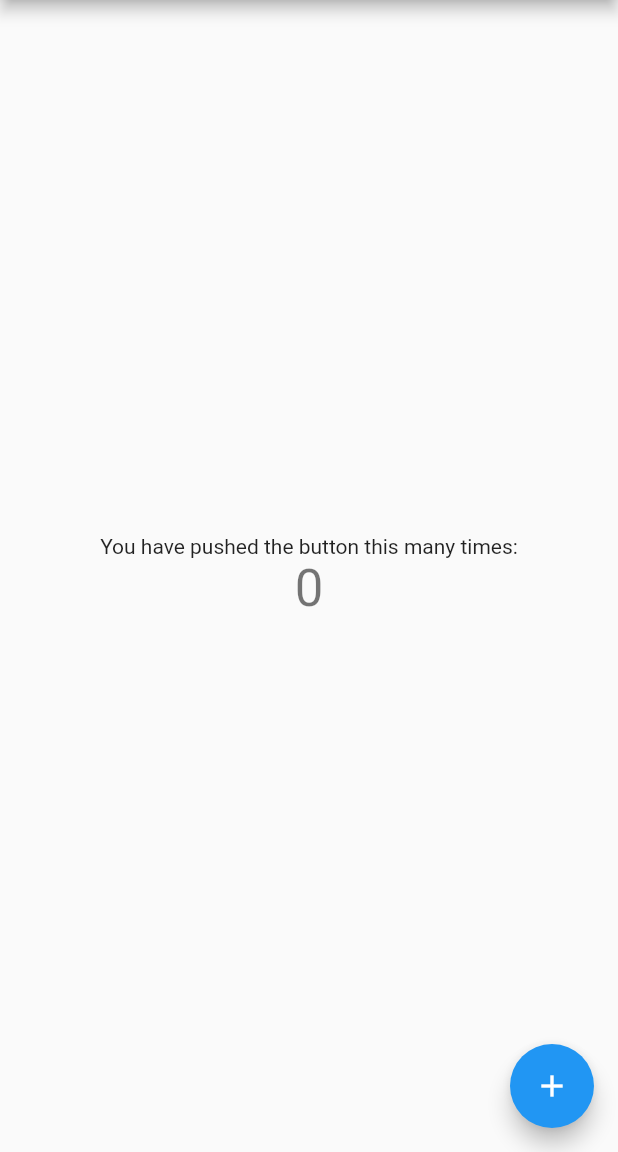
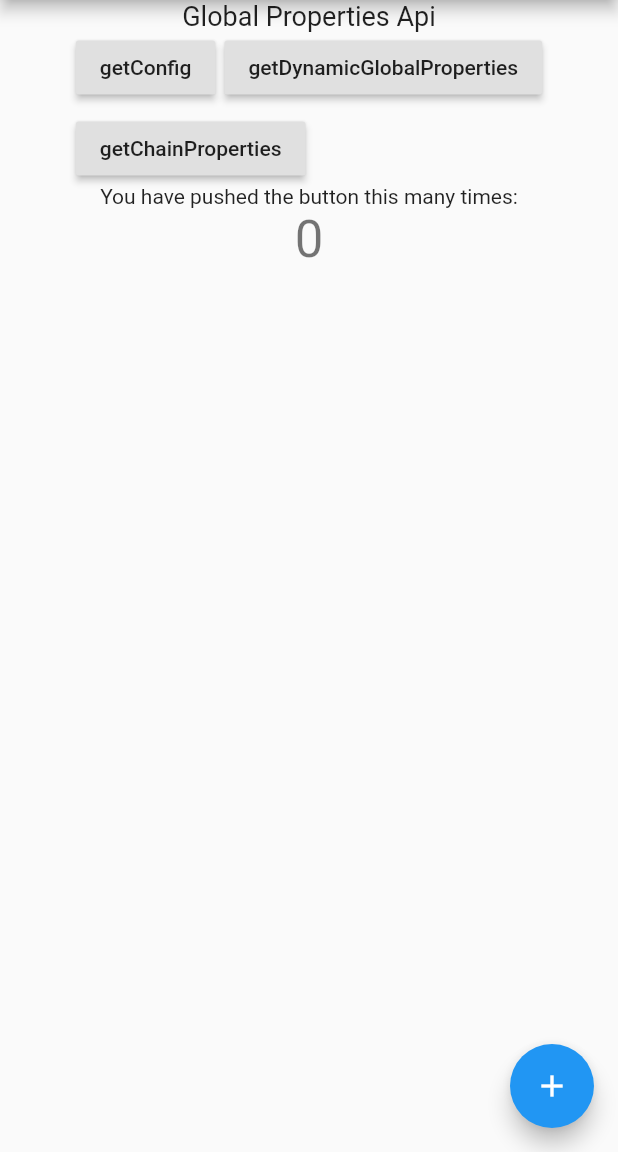
Before and after one commit to dapplr/flutter_hive, a Flutter app: the screen it shows after launch, on a phone screen of 412 x 824 dp, the part 84-1236 px from its top. Run offline on Flutter 3.47's test engine with Material 2 defaults, Android fonts, the phone set to English and light mode, and no system bars; our stand-ins replace dio; network calls fail.

Commit message:
GlobalProperties api examples added.

```diff
--- a/example/lib/Dummy.dart
+++ b/example/lib/Dummy.dart
@@ -1,6 +1,6 @@
+import 'package:example/main.dart';
 import 'package:flutter/material.dart';
 import 'package:flutter_hive/api/api.dart';
-import 'package:flutter_hive/flutter_hive.dart';
 
 class Dummy extends StatefulWidget {
   @override
@@ -8,8 +8,6 @@ class Dummy extends StatefulWidget {
 }
 
 class _DummyState extends State<Dummy> {
-  Hive hive = Hive();
-
   dynamic fetchAccounts() async {
     var res = await hive.api.getAccounts(users: ["funnyman"]);
     if (res["status"] == "ok") {
--- /dev/null
+++ b/example/lib/GlobalProperties.dart
@@ -0,0 +1,78 @@
+import 'package:example/main.dart';
+import 'package:flutter/material.dart';
+import 'package:flutter_hive/api/api.dart';
+
+class GlobalProperties extends StatefulWidget {
+  @override
+  _GlobalPropertiesState createState() => _GlobalPropertiesState();
+}
+
+class _GlobalPropertiesState extends State<GlobalProperties> {
+  dynamic getConfig() async {
+    var res = await hive.api.getConfig();
+    print(res);
+    if (res["status"] == "ok") {
+      return res["data"];
+    }
+    return null;
+  }
+
+  dynamic getDynamicGlobalProperties() async {
+    var res = await hive.api.getDynamicGlobalProperties();
+    print(res);
+    if (res["status"] == "ok") {
+      return res["data"];
+    }
+    return null;
+  }
+
+  dynamic getChainProperties() async {
+    var res = await hive.api.getChainProperties();
+    print(res);
+    if (res["status"] == "ok") {
+      return res["data"];
+    }
+    return null;
+  }
+
+  @override
+  void initState() {
+    super.initState();
+  }
+
+  @override
+  Widget build(BuildContext context) {
+    return Column(
+      children: [
+        Text(
+          "Global Properties Api",
+          style: TextStyle(fontSize: 18),
+        ),
+        Wrap(
+          spacing: 6,
+          runSpacing: 6,
+          children: [
+            RaisedButton(
+              onPressed: () {
+                getConfig();
+              },
+              child: Text('getConfig'),
+            ),
+            RaisedButton(
+              onPressed: () {
+                getDynamicGlobalProperties();
+              },
+              child: Text('getDynamicGlobalProperties'),
+            ),
+            RaisedButton(
+              onPressed: () {
+                getChainProperties();
+              },
+              child: Text('getChainProperties'),
+            ),
+          ],
+        ),
+      ],
+    );
+  }
+}
--- a/example/lib/main.dart
+++ b/example/lib/main.dart
@@ -1,5 +1,7 @@
 import 'package:example/Dummy.dart';
+import 'package:example/GlobalProperties.dart';
 import 'package:flutter/material.dart';
+import 'package:flutter_hive/flutter_hive.dart';
 
 void main() {
   runApp(MyApp());
@@ -31,6 +33,8 @@ class MyApp extends StatelessWidget {
     );
   }
 }
+
+Hive hive = Hive();
 
 class MyHomePage extends StatefulWidget {
   MyHomePage({Key key, this.title}) : super(key: key);
@@ -78,7 +82,10 @@ class _MyHomePageState extends State<MyHomePage> {
         // the App.build method, and use it to set our appbar title.
         title: Text(widget.title),
       ),
-      body: Center(
+      body: Column(
+        children: [
+          GlobalProperties(),
+          Center(
             // Center is a layout widget. It takes a single child and positions it
             // in the middle of the parent.
             child: Column(
@@ -109,6 +116,8 @@ class _MyHomePageState extends State<MyHomePage> {
               ],
             ),
           ),
+        ],
+      ),
       floatingActionButton: FloatingActionButton(
         onPressed: _incrementCounter,
         tooltip: 'Increment',
```
Also changed, not shown: example/pubspec.lock. Lines whose indentation alone changed are shown as unchanged.
